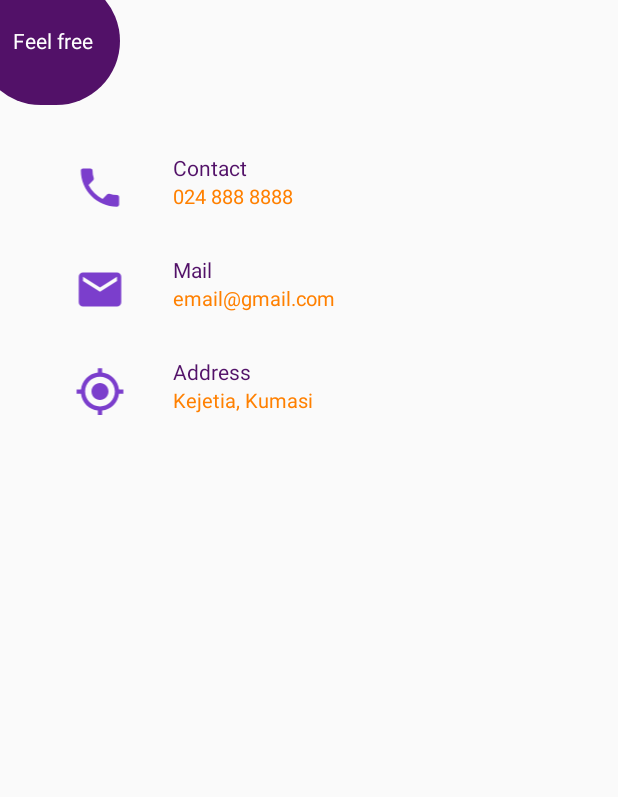
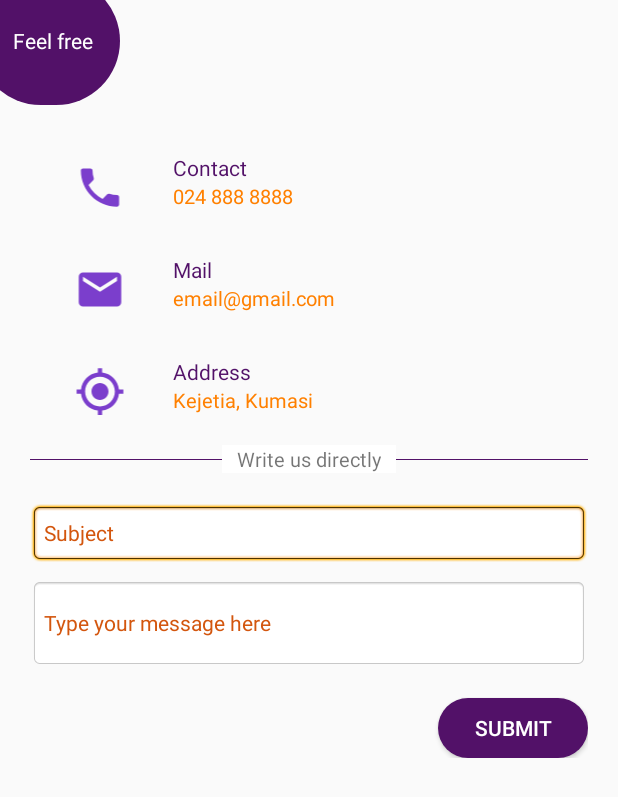
Before and after one commit to janim2/Safet, an Android app: the layout fragment_contact.xml on its own in the app's theme, with its tools: preview values and no code run, on a phone screen of 412 x 824 dp. Shown: the top 797 px of the screen. Run offline under Robolectric (Android 15) with nearby library versions, the phone set to English and light mode, and no system bars.

Commit message:
completed contact UI

```diff
--- a/app/src/main/res/layout/fragment_contact.xml
+++ b/app/src/main/res/layout/fragment_contact.xml
@@ -145,6 +145,55 @@
 
                 </LinearLayout>
             </LinearLayout>
+
+            <View
+                android:layout_width="match_parent"
+                android:layout_height="0.1dp"
+                android:background="@color/main_blue"
+                android:layout_marginTop="20dp"/>
+
+            <TextView
+                android:layout_width="wrap_content"
+                android:layout_height="wrap_content"
+                android:layout_gravity="center"
+                android:textSize="13sp"
+                android:paddingLeft="10dp"
+                android:paddingRight="10dp"
+                android:layout_marginTop="-10dp"
+                android:background="@android:color/white"
+                android:text="Write us directly"/>
+
+            <EditText
+                android:layout_width="match_parent"
+                android:layout_height="40dp"
+                android:background="@android:drawable/editbox_background"
+                android:hint="Subject"
+                android:layout_marginTop="20dp"
+                android:textSize="14sp"
+                android:inputType="text"
+                android:textColor="@color/main_blue"
+                android:textColorHint="@color/colorPrimary"/>
+
+            <EditText
+                android:layout_width="match_parent"
+                android:layout_height="60dp"
+                android:background="@android:drawable/editbox_background"
+                android:hint="Type your message here"
+                android:layout_marginTop="10dp"
+                android:textSize="14sp"
+                android:inputType="textMultiLine"
+                android:textColor="@color/main_blue"
+                android:textColorHint="@color/colorPrimary"/>
+
+            <Button
+                android:layout_width="100dp"
+                android:layout_height="40dp"
+                android:textColor="@android:color/white"
+                android:layout_gravity="right"
+                android:text="Submit"
+                android:textSize="14sp"
+                android:layout_marginTop="20dp"
+                android:background="@drawable/curved_corners"/>
         </LinearLayout>
     </LinearLayout>
 
```
